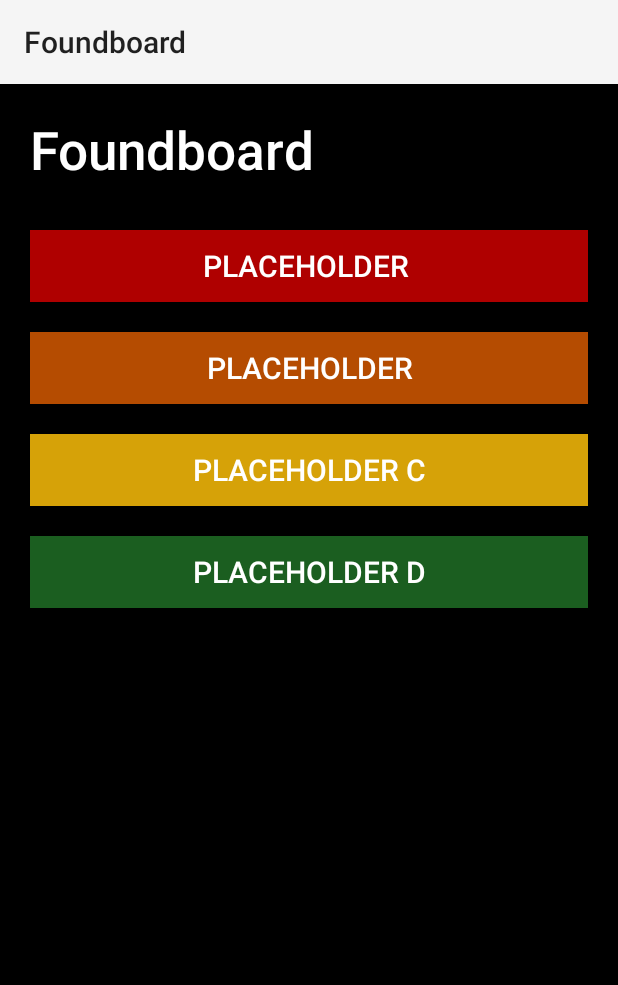
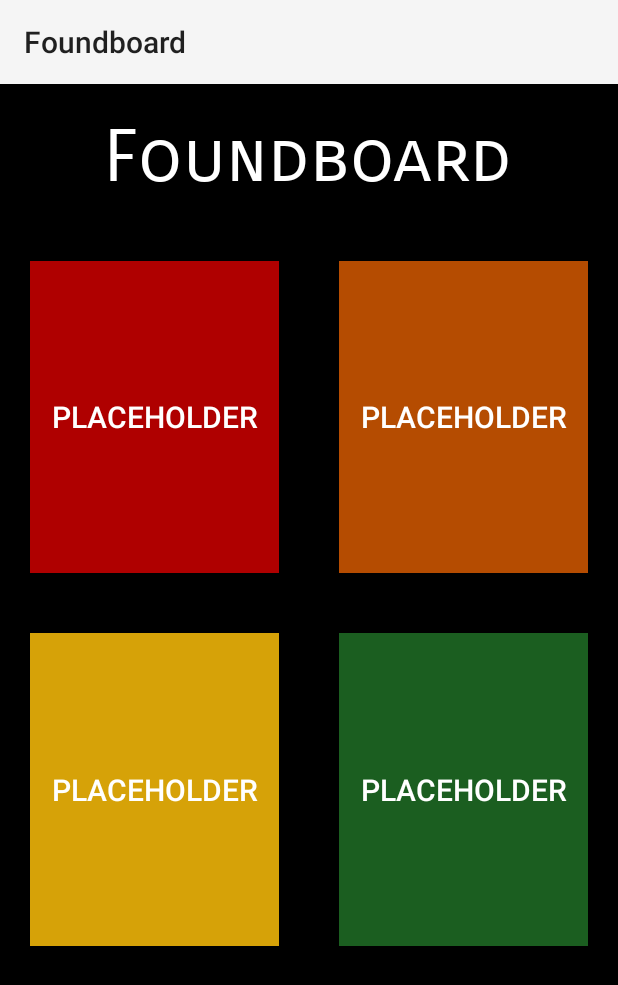
Before and after one commit to lukehasawii/GitFoundBoardTest, an Android app: the screen it shows after launch (MainActivity), on a phone screen of 412 x 824 dp. Shown: the top 985 px of the screen. Run offline under Robolectric (Android 15) with nearby library versions, the phone set to English and light mode, and no system bars.

Commit message:
Updated the interface to version 4.0

```diff
--- a/app/src/main/res/layout/activity_main.xml
+++ b/app/src/main/res/layout/activity_main.xml
@@ -5,82 +5,122 @@
     android:layout_height="match_parent"
     tools:context=".MainActivity">
 
-
     <LinearLayout
         android:layout_width="match_parent"
         android:layout_height="match_parent"
-        android:orientation="vertical"
-        android:background="@android:color/black">
+        android:background="@android:color/black"
+        android:orientation="vertical">
 
-        <TextView
+        <RelativeLayout
             android:layout_width="match_parent"
             android:layout_height="wrap_content"
-            android:padding="20dp"
-            android:text="Foundboard"
-            android:textSize="35dp"
-            android:textColor="@android:color/white"
-            android:fontFamily="sans-serif-medium"/>
+            android:background="@android:color/black"
+            android:orientation="vertical">
+
+            <TextView
+                android:layout_width="wrap_content"
+                android:layout_height="wrap_content"
+                android:layout_centerHorizontal="true"
+                android:fontFamily="sans-serif-smallcaps"
+                android:padding="20dp"
+                android:text="Foundboard"
+                android:textColor="@android:color/white"
+                android:textSize="48dp" />
+        </RelativeLayout>
 
 
+        <TableLayout
+            android:layout_width="match_parent"
+            android:layout_height="0dp"
+            android:layout_weight="1"
+          >
+
+            <TableRow
+                android:layout_weight="1"
+                android:layout_height="0dp"
+                android:layout_width="wrap_content">
+
         <Button
+            android:id="@+id/buttonA"
             android:layout_width="match_parent"
-            android:layout_height="wrap_content"
-            android:padding="10dp"
-            android:text="Placeholder "
+            android:layout_height="match_parent"
+            android:layout_margin="20dp"
+            android:layout_weight="1"
+            android:background="#af0000"
+            android:onClick="playSound"
+
+            android:text="Placeholder"
+            android:textColor="@android:color/white"
             android:textSize="20dp"
-            android:id="@+id/buttonA"
-            android:onClick="playSound"
-            android:textColor="@android:color/white"
-            android:background="#af0000"
-            android:layout_marginBottom="10dp"
-            android:layout_marginTop="10dp"
-            android:layout_marginLeft="20dp"
-            android:layout_marginRight="20dp"
+
             />
 
 
         <Button
+            android:id="@+id/buttonB"
             android:layout_width="match_parent"
-            android:layout_height="wrap_content"
-            android:layout_marginBottom="10dp"
-            android:layout_marginTop="10dp"
-            android:layout_marginLeft="20dp"
-            android:layout_marginRight="20dp"
+            android:layout_weight="1"
+            android:layout_height="match_parent"
+            android:layout_margin="20dp"
+            android:background="#b54c01"
+            android:onClick="playSound"
             android:text="Placeholder"
+            android:textColor="@android:color/white"
+            android:textSize="20dp" />
+
+            </TableRow>
+
+        <TableRow
+            android:layout_weight="1"
+            android:layout_height="0dp"
+            android:layout_width="wrap_content">
+        <Button
+
+            android:id="@+id/buttonC"
+            android:layout_width="match_parent"
+            android:layout_height="match_parent"
+            android:layout_weight="1"
+            android:layout_margin="20dp"
+            android:background="#d6a208"
+            android:onClick="playSound"
+
+            android:text="Placeholder"
+            android:textColor="@android:color/white"
             android:textSize="20dp"
-            android:onClick="playSound"
-            android:background="#b54c01"
-            android:textColor="@android:color/white"/>>
-        <Button
-            android:layout_width="match_parent"
-            android:layout_height="wrap_content"
-            android:padding="10dp"
-            android:text="Placeholder C"
-            android:textSize="20dp"
-            android:onClick="playSound"
-            android:layout_marginBottom="10dp"
-            android:layout_marginTop="10dp"
-            android:layout_marginLeft="20dp"
-            android:layout_marginRight="20dp"
-            android:background="#d6a208"
-            android:textColor="@android:color/white"
 
 
             />
 
+
         <Button
+            android:id="@+id/buttonD"
             android:layout_width="match_parent"
+            android:layout_height="match_parent"
+            android:layout_margin="20dp"
+            android:layout_weight="1"
+            android:background="#1b5e20"
+            android:onClick="playSound"
+
+            android:text="Placeholder"
+            style="@style/TextAppearance.AppCompat.Button"
+            android:textColor="@android:color/white"
+            android:textSize="20dp" />
+        </TableRow>
+        </TableLayout>
+
+        //Leave this button in as it fixes the layout for whatever reason.
+
+        <Button
+            android:id="@+id/fixeslayout"
+            android:layout_width="0dp"
             android:layout_height="wrap_content"
-            android:padding="10dp"
-            android:text="Placeholder D"
-            android:textSize="20dp"
-            android:onClick="playSound"
-            android:layout_marginBottom="10dp"
-            android:layout_marginTop="10dp"
-            android:layout_marginLeft="20dp"
-            android:layout_marginRight="20dp"
-            android:background="#1b5e20"
-            android:textColor="@android:color/white"/>
+            android:textSize="36dp"
+            android:textColor="@android:color/white"
+            android:background="@android:color/holo_purple"
+            android:text="word"
+            android:fontFamily="sans-serif-smallcaps"
+            android:visibility="invisible"/>
+    </LinearLayout>
 
-    </LinearLayout>
+
 </androidx.constraintlayout.widget.ConstraintLayout>
```
